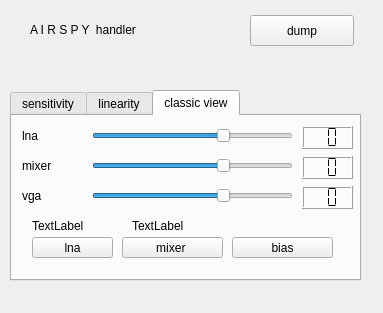
First picture: the form in dab-maxi/qt-devices/airspy-handler/airspy-widget.ui, repository JvanKatwijk/qt-dab, before the edit.
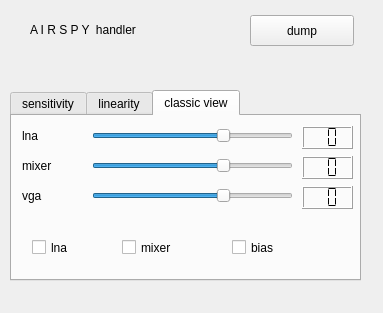
Second picture: the form after the edit.

Commit message: buttons -> checkboxes for airspy

Patch:
```diff
--- a/dab-maxi/qt-devices/airspy-handler/airspy-widget.ui
+++ b/dab-maxi/qt-devices/airspy-handler/airspy-widget.ui
@@ -445,7 +445,7 @@
       <enum>QLCDNumber::Flat</enum>
      </property>
     </widget>
-    <widget class="QPushButton" name="lnaButton">
+    <widget class="QCheckBox" name="lnaButton">
      <property name="geometry">
       <rect>
        <x>20</x>
@@ -458,7 +458,7 @@
       <string>lna</string>
      </property>
     </widget>
-    <widget class="QPushButton" name="mixerButton">
+    <widget class="QCheckBox" name="mixerButton">
      <property name="geometry">
       <rect>
        <x>110</x>
@@ -471,7 +471,7 @@
       <string>mixer </string>
      </property>
     </widget>
-    <widget class="QPushButton" name="biasButton">
+    <widget class="QCheckBox" name="biasButton">
      <property name="geometry">
       <rect>
        <x>220</x>
@@ -484,32 +484,6 @@
       <string>bias</string>
      </property>
     </widget>
-    <widget class="QLabel" name="lnaButtonLabel">
-     <property name="geometry">
-      <rect>
-       <x>20</x>
-       <y>100</y>
-       <width>67</width>
-       <height>19</height>
-      </rect>
-     </property>
-     <property name="text">
-      <string>TextLabel</string>
-     </property>
-    </widget>
-    <widget class="QLabel" name="mixerButtonLabel">
-     <property name="geometry">
-      <rect>
-       <x>120</x>
-       <y>100</y>
-       <width>81</width>
-       <height>19</height>
-      </rect>
-     </property>
-     <property name="text">
-      <string>TextLabel</string>
-     </property>
-    </widget>
    </widget>
   </widget>
   <widget class="QLabel" name="displaySerial">
```
The commit also changes 2 other files.
